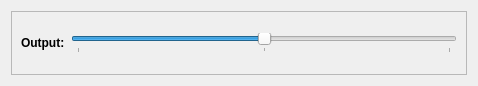
Before: the Qt Designer form lxqt-config-brightness/outputwidget.ui in lxqt/lxqt-config, drawn with Qt 5.
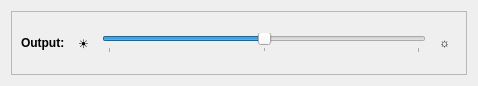
After: the same form once the commit is applied.

Commit message: Reset, ☼ and ☀ buttons have been added.

Diff of the .ui file:
```diff
--- a/lxqt-config-brightness/outputwidget.ui
+++ b/lxqt-config-brightness/outputwidget.ui
@@ -42,6 +42,16 @@
         </property>
        </widget>
       </item>
+      <item>
+       <widget class="QToolButton" name="brightnessDownButton">
+        <property name="text">
+         <string>☀</string>
+        </property>
+        <property name="autoRaise">
+         <bool>true</bool>
+        </property>
+       </widget>
+      </item>
       <item>
        <widget class="QSlider" name="brightnessSlider">
         <property name="maximum">
@@ -64,6 +74,16 @@
         </property>
        </widget>
       </item>
+      <item>
+       <widget class="QToolButton" name="brightnessUpButton">
+        <property name="text">
+         <string>☼</string>
+        </property>
+        <property name="autoRaise">
+         <bool>true</bool>
+        </property>
+       </widget>
+      </item>
      </layout>
     </widget>
    </item>
```
The commit also changes 5 other files.
